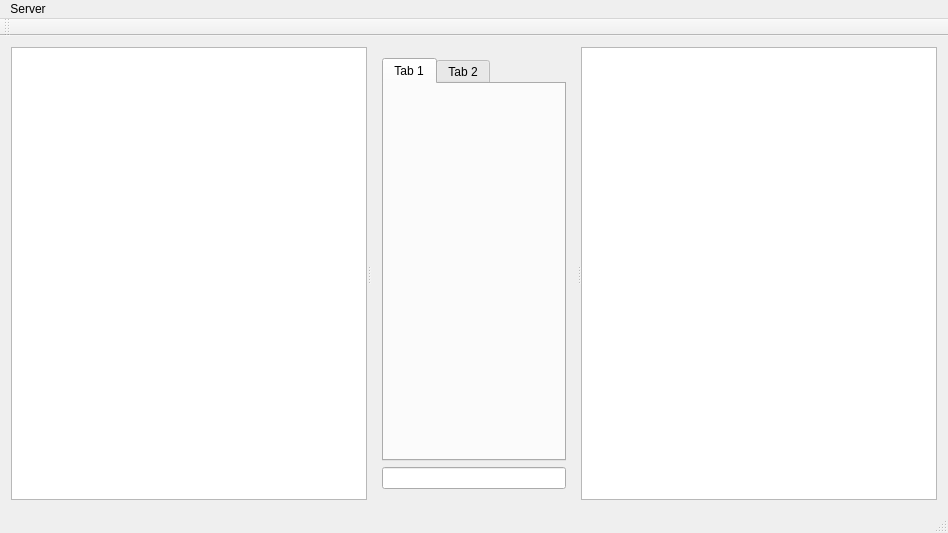
This is mainwindow.ui in christophL/shyRC as Qt 5 draws it before an edit. The edited form follows.
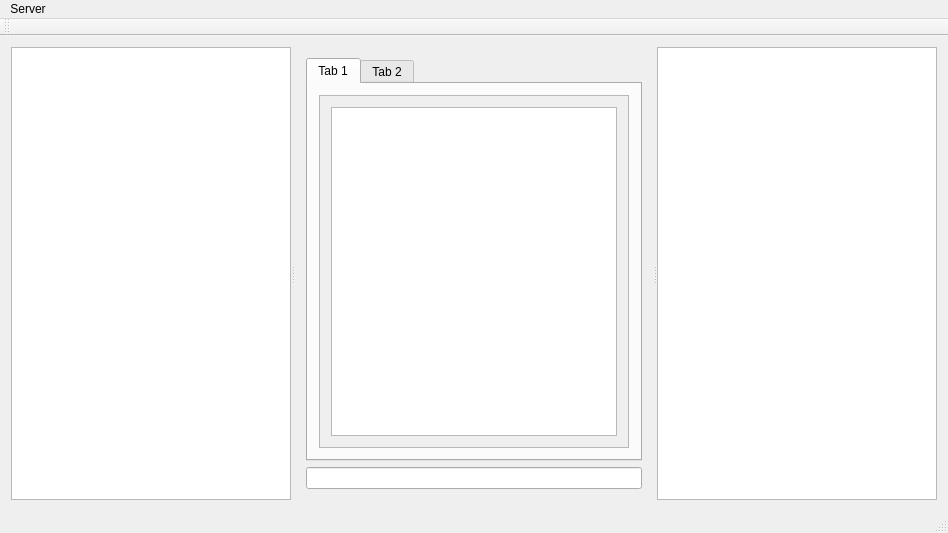
This is the edited form.

```diff
--- a/mainwindow.ui
+++ b/mainwindow.ui
@@ -66,6 +66,30 @@
            <attribute name="title">
             <string>Tab 1</string>
            </attribute>
+           <layout class="QVBoxLayout" name="verticalLayout_3">
+            <item>
+             <widget class="QScrollArea" name="scrollArea">
+              <property name="widgetResizable">
+               <bool>true</bool>
+              </property>
+              <widget class="QWidget" name="scrollAreaWidgetContents_2">
+               <property name="geometry">
+                <rect>
+                 <x>0</x>
+                 <y>0</y>
+                 <width>314</width>
+                 <height>359</height>
+                </rect>
+               </property>
+               <layout class="QVBoxLayout" name="verticalLayout_4">
+                <item>
+                 <widget class="QTextEdit" name="txt_channel_msg"/>
+                </item>
+               </layout>
+              </widget>
+             </widget>
+            </item>
+           </layout>
           </widget>
           <widget class="QWidget" name="tab_2">
            <attribute name="title">
```
